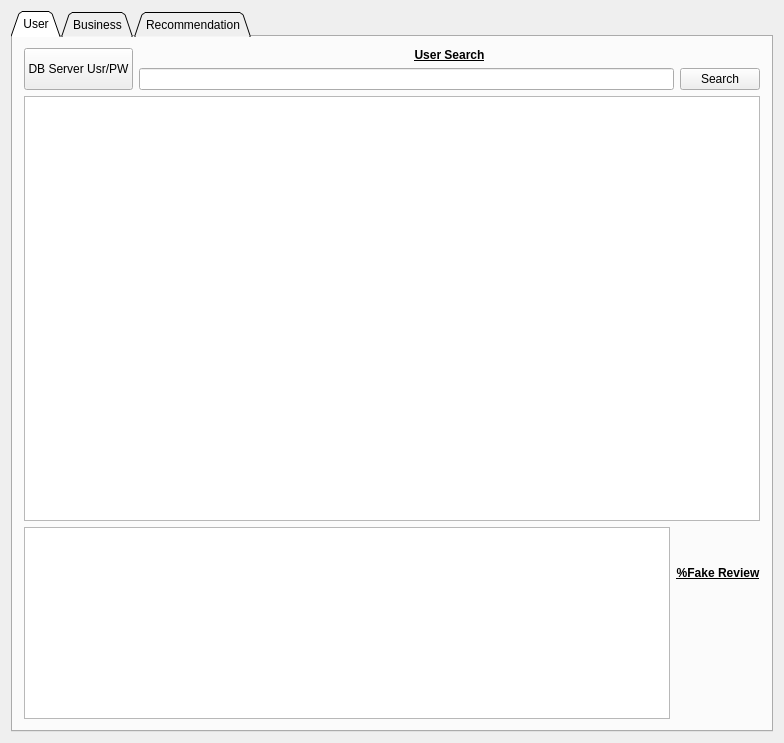
This is mastergui.ui in xlyytcy/PyQt5-X-Yelp as Qt 5 draws it before an edit. The edited form follows.
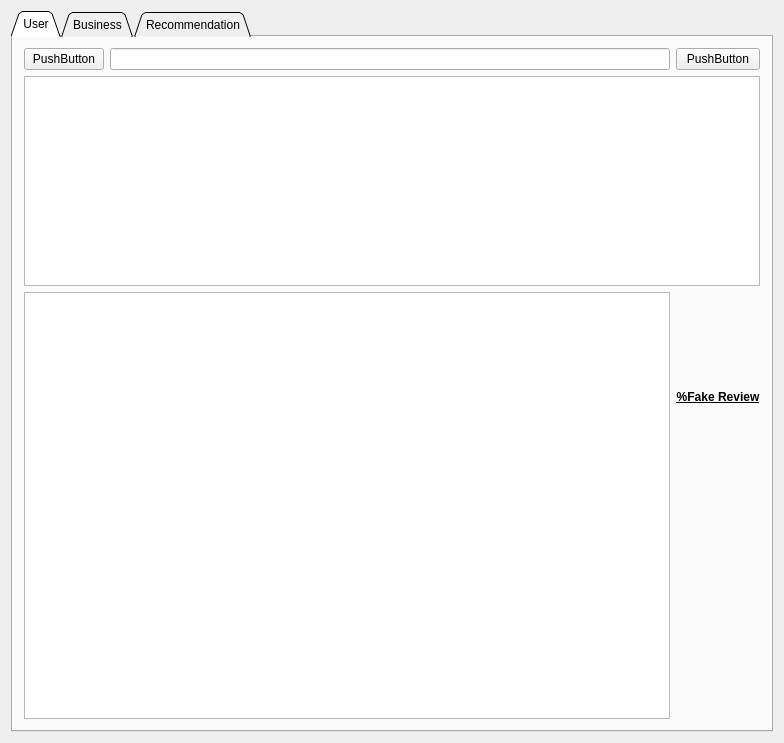
This is the edited form. The open tabs and pages were chosen to show the change.

What changed in the file:
```diff
--- a/mastergui.ui
+++ b/mastergui.ui
@@ -40,86 +40,9 @@
         <string>User</string>
        </attribute>
        <layout class="QGridLayout" name="gridLayout_3">
-        <item row="1" column="1">
-         <widget class="QTableView" name="tableView_User">
-          <property name="sizePolicy">
-           <sizepolicy hsizetype="MinimumExpanding" vsizetype="MinimumExpanding">
-            <horstretch>0</horstretch>
-            <verstretch>0</verstretch>
-           </sizepolicy>
-          </property>
-         </widget>
-        </item>
-        <item row="0" column="1">
-         <layout class="QGridLayout" name="gridLayout_User" columnstretch="0,0,0,0">
-          <item row="0" column="0" rowspan="3" colspan="2">
-           <widget class="QPushButton" name="pb_DBserver">
-            <property name="sizePolicy">
-             <sizepolicy hsizetype="Preferred" vsizetype="Preferred">
-              <horstretch>0</horstretch>
-              <verstretch>0</verstretch>
-             </sizepolicy>
-            </property>
-            <property name="maximumSize">
-             <size>
-              <width>150</width>
-              <height>16777215</height>
-             </size>
-            </property>
-            <property name="font">
-             <font>
-              <family>Helvetica Neue</family>
-             </font>
-            </property>
-            <property name="text">
-             <string>DB Server Usr/PW</string>
-            </property>
-            <property name="autoDefault">
-             <bool>false</bool>
-            </property>
-            <property name="default">
-             <bool>false</bool>
-            </property>
-            <property name="flat">
-             <bool>false</bool>
-            </property>
-           </widget>
-          </item>
-          <item row="1" column="3" rowspan="2">
-           <widget class="QPushButton" name="pb_searchUser">
-            <property name="font">
-             <font>
-              <family>Helvetica</family>
-             </font>
-            </property>
-            <property name="text">
-             <string>Search</string>
-            </property>
-           </widget>
-          </item>
-          <item row="1" column="2" rowspan="2">
-           <widget class="QLineEdit" name="lineEdit_User"/>
-          </item>
-          <item row="0" column="2" colspan="2">
-           <widget class="QLabel" name="label_User">
-            <property name="font">
-             <font>
-              <family>Helvetica Neue</family>
-             </font>
-            </property>
-            <property name="text">
-             <string>&lt;html&gt;&lt;head/&gt;&lt;body&gt;&lt;p&gt;&lt;span style=&quot; font-weight:600; text-decoration: underline;&quot;&gt;User Search&lt;/span&gt;&lt;/p&gt;&lt;/body&gt;&lt;/html&gt;</string>
-            </property>
-            <property name="alignment">
-             <set>Qt::AlignCenter</set>
-            </property>
-           </widget>
-          </item>
-         </layout>
-        </item>
-        <item row="2" column="1">
+        <item row="0" column="0">
          <layout class="QGridLayout" name="gridLayout_4">
-          <item row="0" column="1">
+          <item row="2" column="2">
            <widget class="QLabel" name="label_fakePercetangeFixed">
             <property name="font">
              <font>
@@ -140,7 +63,10 @@
             </property>
            </widget>
           </item>
-          <item row="1" column="1">
+          <item row="0" column="1">
+           <widget class="QLineEdit" name="lineEdit_DB"/>
+          </item>
+          <item row="3" column="2">
            <widget class="QLabel" name="label_fakePercentageVar">
             <property name="font">
              <font>
@@ -155,7 +81,31 @@
             </property>
            </widget>
           </item>
-          <item row="0" column="0" rowspan="2">
+          <item row="0" column="2">
+           <widget class="QPushButton" name="pushButton_DB">
+            <property name="text">
+             <string>PushButton</string>
+            </property>
+           </widget>
+          </item>
+          <item row="0" column="0">
+           <widget class="QPushButton" name="pushButton_DBServer">
+            <property name="text">
+             <string>PushButton</string>
+            </property>
+           </widget>
+          </item>
+          <item row="1" column="0" colspan="3">
+           <widget class="QTableView" name="tableView_User">
+            <property name="sizePolicy">
+             <sizepolicy hsizetype="Preferred" vsizetype="Preferred">
+              <horstretch>0</horstretch>
+              <verstretch>0</verstretch>
+             </sizepolicy>
+            </property>
+           </widget>
+          </item>
+          <item row="2" column="0" rowspan="2" colspan="2">
            <widget class="QTableView" name="tableView_UserAllReviews">
             <property name="sizePolicy">
              <sizepolicy hsizetype="MinimumExpanding" vsizetype="Preferred">
```
Left out of the diff: 27 changed lines with no effect on the pictures.
